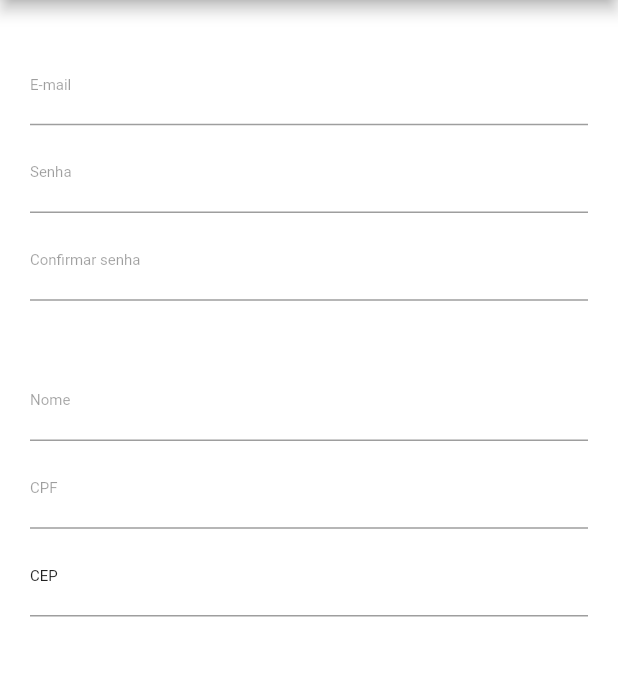
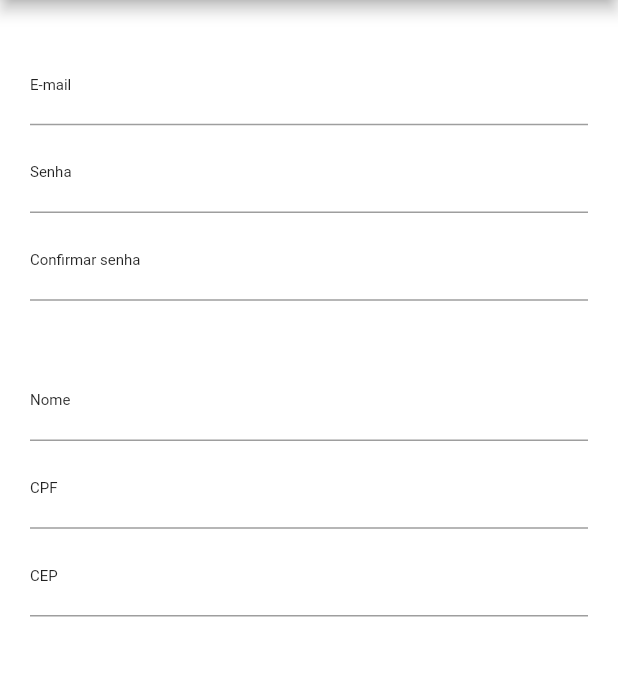
Before and after one commit to Universidade-Paulista/TCC-Severinos, a Flutter app: the Cadastro screen opened directly, on a phone screen of 412 x 824 dp, the part 84-760 px from its top. Run offline on Flutter 3.47's test engine with Material 2 defaults, Android fonts, the light colour scheme and no system bars; our stand-ins replace brasil_fields, get.

Commit message:
Update Cadastro.dart

```diff
--- a/lib/telas/Cadastro.dart
+++ b/lib/telas/Cadastro.dart
@@ -34,7 +34,7 @@ class _CadastroState extends State<Cadastro> {
               decoration: InputDecoration(
                 labelText: "E-mail",
                 labelStyle: TextStyle(
-                  color: Colors.black38,
+                  color: Colors.black87,
                   fontWeight: FontWeight.w400,
                   fontSize: 10,
                 ),
@@ -50,7 +50,7 @@ class _CadastroState extends State<Cadastro> {
               decoration: InputDecoration(
                 labelText: "Senha",
                 labelStyle: TextStyle(
-                  color: Colors.black38,
+                  color: Colors.black87,
                   fontWeight: FontWeight.w400,
                   fontSize: 10,
                 ),
@@ -66,7 +66,7 @@ class _CadastroState extends State<Cadastro> {
               decoration: InputDecoration(
                 labelText: "Confirmar senha",
                 labelStyle: TextStyle(
-                  color: Colors.black38,
+                  color: Colors.black87,
                   fontWeight: FontWeight.w400,
                   fontSize: 10,
                 ),
@@ -81,7 +81,7 @@ class _CadastroState extends State<Cadastro> {
               decoration: InputDecoration(
                 labelText: "Nome",
                 labelStyle: TextStyle(
-                  color: Colors.black38,
+                  color: Colors.black87,
                   fontWeight: FontWeight.w400,
                   fontSize: 10,
                 ),
@@ -100,7 +100,7 @@ class _CadastroState extends State<Cadastro> {
               decoration: InputDecoration(
                 labelText: "CPF",
                 labelStyle: TextStyle(
-                  color: Colors.black38,
+                  color: Colors.black87,
                   fontWeight: FontWeight.w400,
                   fontSize: 10,
                 ),
```
